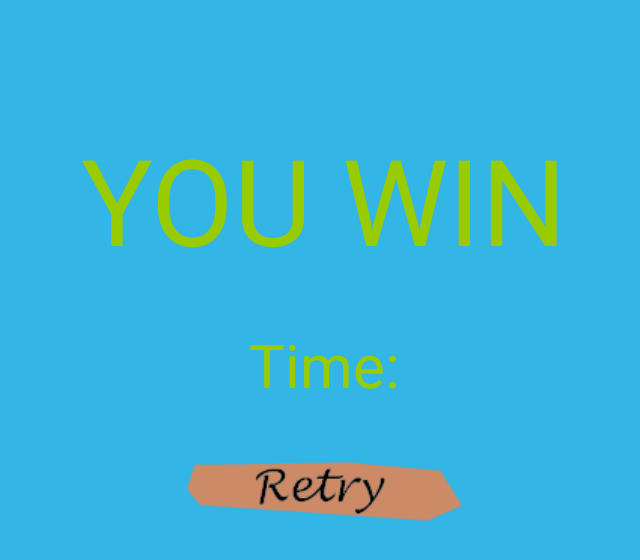
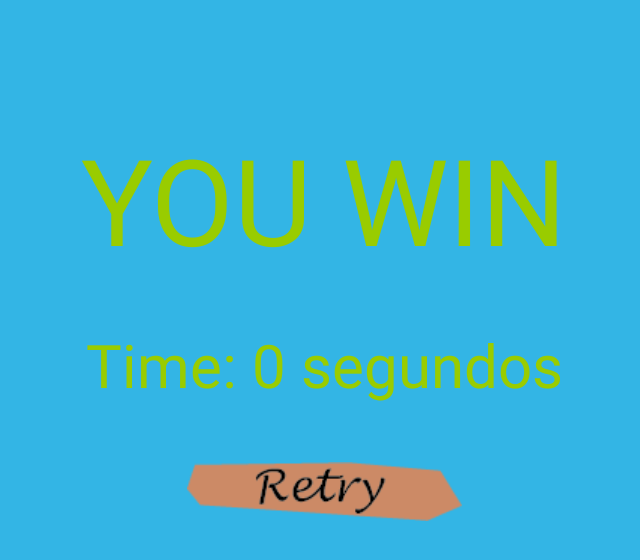
Before and after one commit to Rica26/ProjetoMobile, an Android app: the Victory screen opened directly, with no data from a screen before it, on a phone screen of 824 x 412 dp (held sideways). Shown: the top 560 px of the screen, without its empty margins (294-934 px from the left). Run offline under Robolectric (Android 15) with nearby library versions, the phone set to English and light mode, and no system bars; our stand-ins replace Firebase (no records; nobody signed in at launch, a user with empty details on screens opened directly).

Commit message:
só guarda o top score em segundos(probs vou ter que mudar a lógica mas por enquanto dá para a safa

```diff
--- a/app/src/main/java/ipca/game/projeto/Victory.kt
+++ b/app/src/main/java/ipca/game/projeto/Victory.kt
@@ -17,11 +17,39 @@ class Victory : AppCompatActivity() {
         super.onCreate(savedInstanceState)
         setContentView(R.layout.activity_victory)
         val finalTime = intent.getLongExtra("finalTime", 0)
-        FirebaseHelpers.sendScore(finalTime){
+        val textViewTime = findViewById<TextView>(R.id.textViewTime)
 
-        }
+        // Convertendo o tempo para segundos
+        val seconds = finalTime / 1000
+
+        // Configurando o texto do TextView
+        textViewTime.text = "Time: $seconds segundos"
+
+        checkAndUpdateScore(seconds)
 
     }
 
+    private fun checkAndUpdateScore(newTime: Long) {
+        val currentUser = FirebaseAuth.getInstance().currentUser
+        val userDocRef = FirebaseHelpers.db.collection("users").document(currentUser?.uid!!)
 
+        // Obtém o tempo atual armazenado na base de dados
+        userDocRef.get()
+            .addOnSuccessListener { documentSnapshot ->
+                val currentTime = documentSnapshot.getLong("time") ?: Long.MAX_VALUE
+
+                // Verifica se o novo tempo é menor do que o tempo existente
+                if (newTime < currentTime) {
+                    // Se sim, substitui o tempo na base de dados
+                    FirebaseHelpers.sendScore(newTime) {
+                        Log.d(TAG, "Score updated successfully.")
+                    }
+                } else {
+                    Log.d(TAG, "New time is not smaller. Not updating.")
+                }
+            }
+            .addOnFailureListener { e ->
+                Log.w(TAG, "Error getting user document", e)
+            }
+    }
 }
```
Also changed, not shown: app/src/main/java/ipca/game/projeto/GameView.kt (+11 -3 lines).
